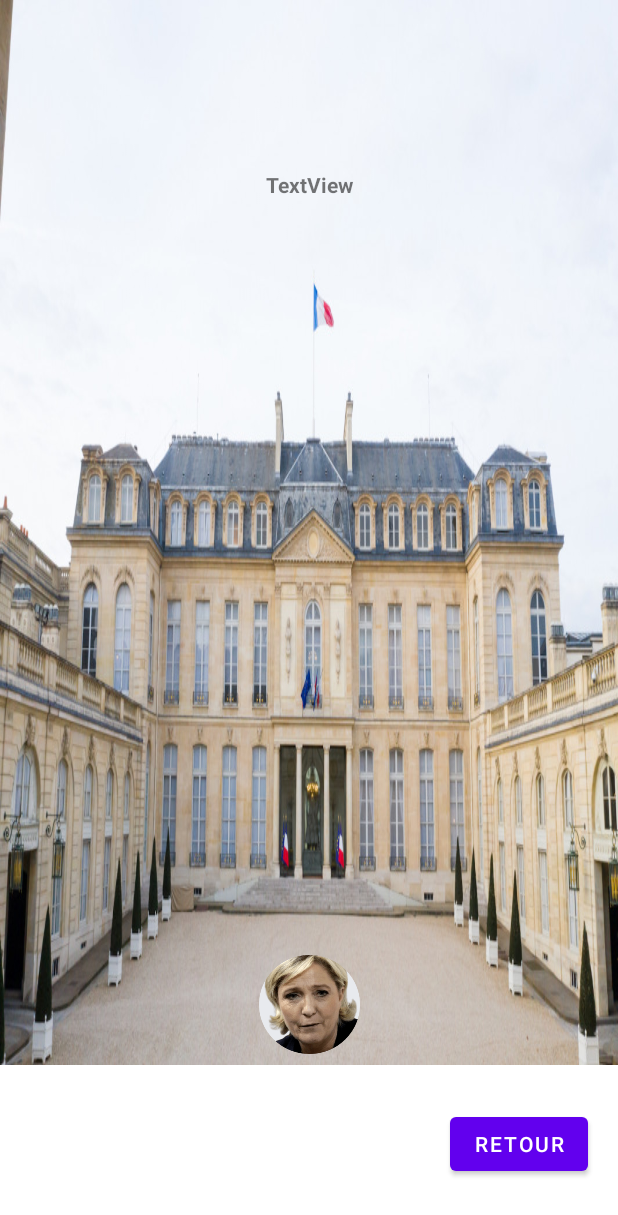
After one commit to Shr0Om/EpitaElection, an Android app: the layout win_view_fragment.xml on its own in the app's theme, with its tools: preview values and no code run, on a phone screen of 412 x 824 dp. The commit adds this screen. Shown: the top 1215 px of the screen. Run offline under Robolectric (Android 15) with nearby library versions, the phone set to English and light mode, and no system bars.

Commit message:
add winning view

```diff
--- a/app/build.gradle
+++ b/app/build.gradle
@@ -42,6 +42,8 @@ dependencies {
     implementation 'androidx.navigation:navigation-fragment-ktx:2.3.5'
     implementation 'androidx.navigation:navigation-ui-ktx:2.3.5'
     implementation 'androidx.legacy:legacy-support-v4:1.0.0'
+    implementation 'androidx.lifecycle:lifecycle-livedata-ktx:2.4.0'
+    implementation 'androidx.lifecycle:lifecycle-viewmodel-ktx:2.4.0'
     testImplementation 'junit:junit:4.+'
     androidTestImplementation 'androidx.test.ext:junit:1.1.2'
     androidTestImplementation 'androidx.test.espresso:espresso-core:3.3.0'
--- a/app/src/main/AndroidManifest.xml
+++ b/app/src/main/AndroidManifest.xml
@@ -10,15 +10,18 @@
         android:supportsRtl="true"
         android:theme="@style/Theme.EpitaElection">
         <activity
+            android:name=".WinView"
+            android:exported="false" />
+        <activity
             android:name=".View.Game.Game"
             android:exported="false"
             android:label="@string/title_activity_game"
             android:theme="@style/Theme.EpitaElection.NoActionBar" />
         <activity
-            android:screenOrientation="landscape"
             android:name=".View.CharacterChoice.MainActivity"
             android:exported="true"
             android:label="@string/app_name"
+            android:screenOrientation="landscape"
             android:theme="@style/Theme.EpitaElection.NoActionBar">
             <intent-filter>
                 <action android:name="android.intent.action.MAIN" />
--- /dev/null
+++ b/app/src/main/res/layout/win_view_fragment.xml
@@ -0,0 +1,60 @@
+<?xml version="1.0" encoding="utf-8"?>
+<FrameLayout xmlns:android="http://schemas.android.com/apk/res/android"
+    xmlns:app="http://schemas.android.com/apk/res-auto"
+    xmlns:tools="http://schemas.android.com/tools"
+    android:layout_width="match_parent"
+    android:layout_height="match_parent"
+    tools:context=".View.Game.winView">
+
+    <androidx.constraintlayout.widget.ConstraintLayout
+        android:layout_width="match_parent"
+        android:layout_height="match_parent">
+
+        <ImageView
+            android:id="@+id/imageView9"
+            android:layout_width="wrap_content"
+            android:layout_height="wrap_content"
+            android:scaleType="fitXY"
+            android:src="@drawable/elyse"
+            tools:layout_editor_absoluteX="0dp"
+            tools:layout_editor_absoluteY="0dp" />
+
+        <TextView
+            android:id="@+id/GG_WINNER"
+            android:layout_width="359dp"
+            android:layout_height="49dp"
+            android:text="TextView"
+            android:textAlignment="center"
+            android:textStyle="bold"
+            app:layout_constraintBottom_toBottomOf="parent"
+            app:layout_constraintEnd_toEndOf="parent"
+            app:layout_constraintStart_toStartOf="parent"
+            app:layout_constraintTop_toTopOf="parent"
+            app:layout_constraintVertical_bias="0.146" />
+
+        <Button
+            android:id="@+id/restart_button"
+            android:layout_width="wrap_content"
+            android:layout_height="wrap_content"
+            android:text="Retour"
+            app:layout_constraintBottom_toBottomOf="parent"
+            app:layout_constraintEnd_toEndOf="parent"
+            app:layout_constraintHorizontal_bias="0.937"
+            app:layout_constraintStart_toStartOf="parent"
+            app:layout_constraintTop_toBottomOf="@+id/GG_WINNER"
+            app:layout_constraintVertical_bias="0.939" />
+
+        <ImageView
+            android:id="@+id/imageView15"
+            android:layout_width="67dp"
+            android:layout_height="66dp"
+            android:scaleType="fitXY"
+            android:src="@drawable/pion_lepen"
+            app:layout_constraintBottom_toBottomOf="parent"
+            app:layout_constraintEnd_toEndOf="parent"
+            app:layout_constraintStart_toStartOf="parent"
+            app:layout_constraintTop_toTopOf="@+id/imageView9"
+            app:layout_constraintVertical_bias="0.84" />
+
+    </androidx.constraintlayout.widget.ConstraintLayout>
+</FrameLayout>
```
Also changed, not shown: app/src/main/java/com/epita/epitaelection/View/Game/GameFragment.kt (+6 -1 lines), app/src/main/java/com/epita/epitaelection/View/Game/WinView.kt (added, +55 -0 lines), app/src/main/res/navigation/nav_graph.xml (+15 -0 lines), app/src/main/res/drawable/elyse.png (added).
